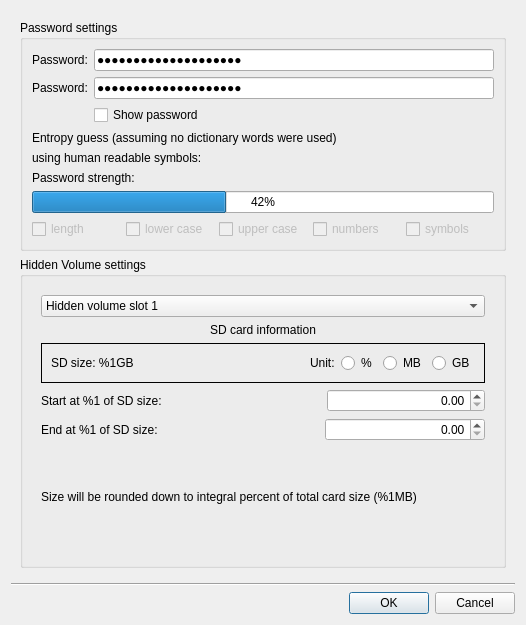
First picture: the form in ui/stick20hiddenvolumedialog.ui, repository Nitrokey/nitrokey-app, before the edit.
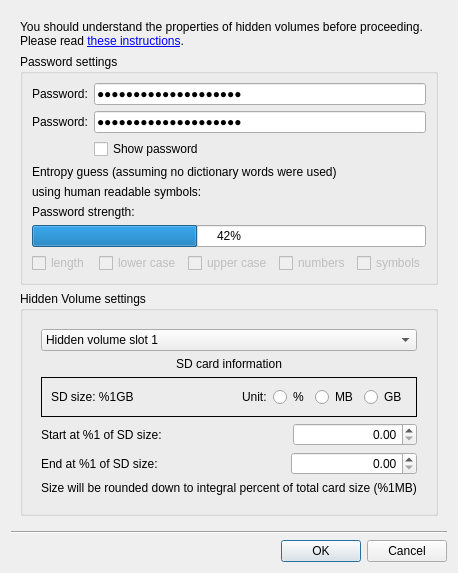
Second picture: the form after the edit. Icons and pictures are not drawn.

Commit message: Show warning to the user at the top of the hidden volume setup window

The edit to the form file:
```diff
--- a/ui/stick20hiddenvolumedialog.ui
+++ b/ui/stick20hiddenvolumedialog.ui
@@ -6,12 +6,12 @@
    <rect>
     <x>0</x>
     <y>0</y>
-    <width>526</width>
-    <height>486</height>
+    <width>430</width>
+    <height>503</height>
    </rect>
   </property>
   <property name="sizePolicy">
-   <sizepolicy hsizetype="MinimumExpanding" vsizetype="MinimumExpanding">
+   <sizepolicy hsizetype="Fixed" vsizetype="Fixed">
     <horstretch>0</horstretch>
     <verstretch>0</verstretch>
    </sizepolicy>
@@ -42,6 +42,28 @@
       <enum>QFrame::Plain</enum>
      </property>
      <layout class="QVBoxLayout" name="verticalLayout_2">
+      <item>
+       <widget class="QLabel" name="label_2">
+        <property name="sizePolicy">
+         <sizepolicy hsizetype="MinimumExpanding" vsizetype="Fixed">
+          <horstretch>0</horstretch>
+          <verstretch>0</verstretch>
+         </sizepolicy>
+        </property>
+        <property name="text">
+         <string>&lt;html&gt;&lt;head/&gt;&lt;body&gt;&lt;p&gt;You should understand the properties of hidden volumes before proceeding. &lt;br/&gt;Please read &lt;a href=&quot;https://www.nitrokey.com/documentation/hidden-volumes&quot;&gt;&lt;span style=&quot; text-decoration: underline; color:#0000ff;&quot;&gt;these instructions&lt;/span&gt;&lt;/a&gt;.&lt;/p&gt;&lt;/body&gt;&lt;/html&gt;</string>
+        </property>
+        <property name="scaledContents">
+         <bool>false</bool>
+        </property>
+        <property name="wordWrap">
+         <bool>true</bool>
+        </property>
+        <property name="openExternalLinks">
+         <bool>true</bool>
+        </property>
+       </widget>
+      </item>
       <item>
        <widget class="QGroupBox" name="password_group">
         <property name="title">
@@ -409,15 +431,15 @@
             <item>
              <widget class="QLabel" name="l_rounding_info">
               <property name="sizePolicy">
-               <sizepolicy hsizetype="MinimumExpanding" vsizetype="MinimumExpanding">
+               <sizepolicy hsizetype="Preferred" vsizetype="Preferred">
                 <horstretch>0</horstretch>
                 <verstretch>0</verstretch>
                </sizepolicy>
               </property>
               <property name="minimumSize">
                <size>
-                <width>100</width>
-                <height>100</height>
+                <width>0</width>
+                <height>0</height>
                </size>
               </property>
               <property name="text">
```
